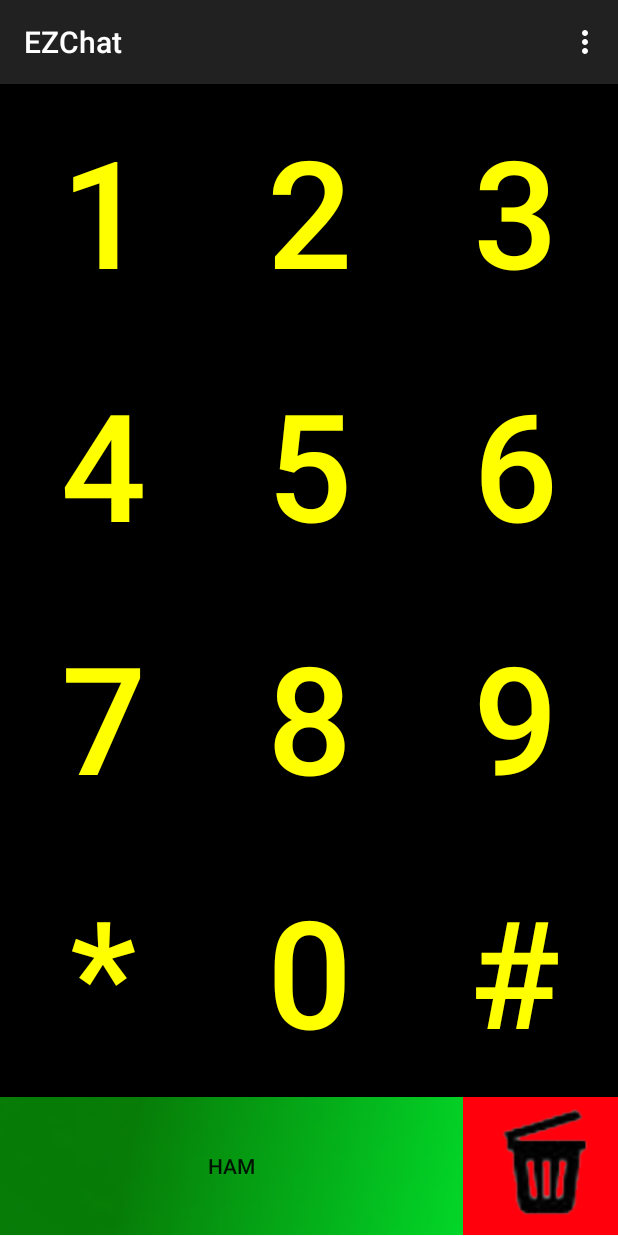
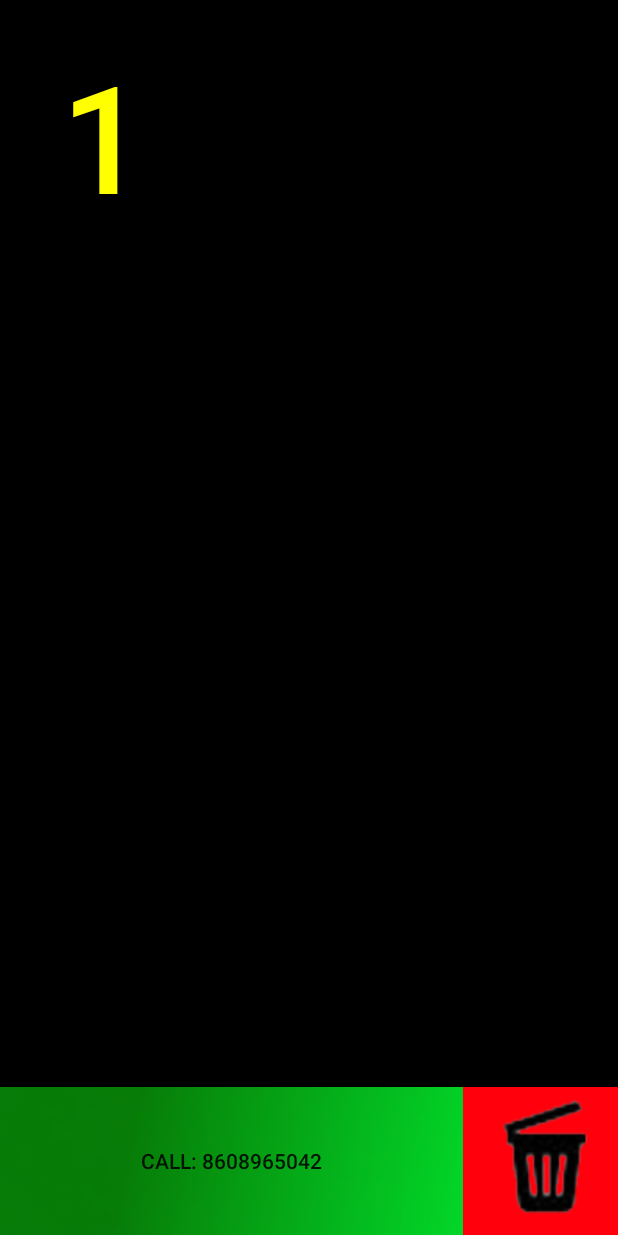
Before and after one commit to Ralem-Productions/EZChat, an Android app: the screen it shows after launch (MainActivity), on a phone screen of 412 x 824 dp. Run offline under Robolectric (Android 15) with nearby library versions, the phone set to English and light mode, and no system bars; 1 statement that could not run was skipped.

Commit message:
Merge branch 'master' of C:\Users\ShaunDesktop\Desktop\EZChat\EZChat with conflicts.

```diff
--- a/app/src/main/java/com/example/ralemproductions/ezchat/MainActivity.java
+++ b/app/src/main/java/com/example/ralemproductions/ezchat/MainActivity.java
@@ -1,38 +1,98 @@
 package com.example.ralemproductions.ezchat;
 
+import android.app.Activity;
+import android.content.ActivityNotFoundException;
+import android.content.Intent;
+import android.net.Uri;
 import android.support.v7.app.ActionBarActivity;
 import android.os.Bundle;
 import android.view.Menu;
 import android.view.MenuItem;
+import android.widget.TextView;
+
+import org.w3c.dom.Text;
 
 
-public class MainActivity extends ActionBarActivity {
+public class MainActivity extends Activity {
+
+    private String currentNumber= "";
+    private TextView callText;
 
     @Override
     protected void onCreate(Bundle savedInstanceState) {
         super.onCreate(savedInstanceState);
         setContentView(R.layout.activity_main);
+
+        ClickButton("8608965042");
+        callText = (TextView)findViewById(R.id.call);
+        UpdateCallText();
     }
 
-    @Override
-    public boolean onCreateOptionsMenu(Menu menu) {
-        // Inflate the menu; this adds items to the action bar if it is present.
-        getMenuInflater().inflate(R.menu.menu_main, menu);
-        return true;
+    public void ClickButton(String s) {
+        currentNumber += s;
+        UpdateCallText();
     }
 
-    @Override
-    public boolean onOptionsItemSelected(MenuItem item) {
-        // Handle action bar item clicks here. The action bar will
-        // automatically handle clicks on the Home/Up button, so long
-        // as you specify a parent activity in AndroidManifest.xml.
-        int id = item.getItemId();
+    public void BackSpace(){
+        if(currentNumber.length() <= 0){return;}
+        currentNumber.substring(0, currentNumber.length() - 1);
+        UpdateCallText();
+    }
+    public void UpdateCallText(){
+        callText.setText("CALL: " + currentNumber);
+    }
 
-        //noinspection SimplifiableIfStatement
-        if (id == R.id.action_settings) {
-            return true;
+    public void Call(){
+        try{
+            Intent callIntent = new Intent(Intent.ACTION_CALL);
+            callIntent.setData(Uri.parse("tel:" + currentNumber));
+            startActivity(callIntent);
+
+        }catch(ActivityNotFoundException activityException){
+
         }
+    }
 
-        return super.onOptionsItemSelected(item);
+    public void Button1() {
+        ClickButton("1");
+    }
+    public void Button2() {
+        ClickButton("2");
+    }
+    public void Button3() {
+        ClickButton("3");
+    }
+    public void Button4() {
+        ClickButton("4");
+    }
+    public void Button5() {
+        ClickButton("5");
+    }
+    public void Button6() {
+        ClickButton("6");
+    }
+    public void Button7() {
+        ClickButton("7");
+    }
+    public void Button8() {
+        ClickButton("8");
+    }
+    public void Button9() {
+        ClickButton("9");
+    }
+    public void Button0() {
+        ClickButton("0");
+    }
+    public void ButtonPound() {
+        ClickButton("#");
+    }
+    public void ButtonStar() {
+        ClickButton("1");
+    }
+    public void ButtonDelete(){
+        BackSpace();
+    }
+    public void ButtonCall(){
+        Call();
     }
 }
--- a/app/src/main/res/layout/activity_main.xml
+++ b/app/src/main/res/layout/activity_main.xml
@@ -18,7 +18,6 @@
             android:layout_height="fill_parent"
             android:layout_weight="1"
             android:text="1"
-            android:onClick="Button1"
 
             android:textColor="#ffff00"
             android:textSize="100sp"
@@ -31,10 +30,7 @@
             android:layout_width="0dp"
             android:layout_height="fill_parent"
             android:layout_weight="1"
-            android:textColor="#ffff00"
-            android:textSize="100sp"
-            android:text="2"
-            android:onClick="Button2"
+
             android:background="@drawable/b1"
             android:id="@+id/b2" />
 
@@ -44,10 +40,6 @@
             android:layout_weight="1"
             android:id="@+id/b3"
             android:background="@drawable/b1"
-            android:textColor="#ffff00"
-            android:textSize="100sp"
-            android:onClick="Button3"
-            android:text="3"
              />
     </LinearLayout>
 
@@ -64,10 +56,6 @@
             android:layout_weight="1"
             android:id="@+id/b4"
             android:background="@drawable/b1"
-            android:textColor="#ffff00"
-            android:textSize="100sp"
-            android:onClick="Button4"
-            android:text="4"
             />
 
         <Button
@@ -76,10 +64,6 @@
             android:layout_weight="1"
             android:id="@+id/b5"
             android:background="@drawable/b1"
-            android:textColor="#ffff00"
-            android:textSize="100sp"
-            android:onClick="Button5"
-            android:text="5"
             />
 
         <Button
@@ -88,10 +72,6 @@
             android:layout_weight="1"
             android:id="@+id/b6"
             android:background="@drawable/b1"
-            android:textColor="#ffff00"
-            android:textSize="100sp"
-            android:onClick="Button6"
-            android:text="6"
             />
     </LinearLayout>
 
@@ -109,10 +89,6 @@
             android:layout_weight="1"
             android:id="@+id/b7"
             android:background="@drawable/b1"
-            android:textColor="#ffff00"
-            android:textSize="100sp"
-            android:onClick="Button7"
-            android:text="7"
             />
 
         <Button
@@ -121,10 +97,6 @@
             android:layout_weight="1"
             android:id="@+id/b8"
             android:background="@drawable/b1"
-            android:textColor="#ffff00"
-            android:textSize="100sp"
-            android:onClick="Button8"
-            android:text="8"
             />
 
         <Button
@@ -133,11 +105,7 @@
             android:layout_weight="1"
             android:id="@+id/b9"
             android:background="@drawable/b1"
-            android:text="9"
-            android:onClick="Button9"
-            android:textColor="#ffff00"
-            android:textSize="100sp"
-            />
+            android:text="9" />
     </LinearLayout>
     <LinearLayout
         android:layout_width="match_parent"
@@ -152,10 +120,7 @@
             android:layout_height="fill_parent"
             android:layout_weight="1"
             android:id="@+id/bstar"
-            android:onClick="ButtonStar"
             android:background="@drawable/b1"
-            android:textColor="#ffff00"
-            android:textSize="100sp"
             android:text="*" />
 
         <Button
@@ -164,9 +129,6 @@
             android:layout_weight="1"
             android:background="@drawable/b1"
             android:id="@+id/b0"
-            android:onClick="Button0"
-            android:textColor="#ffff00"
-            android:textSize="100sp"
             android:text="0" />
 
         <Button
@@ -175,9 +137,6 @@
             android:layout_weight="1"
             android:id="@+id/bpound"
             android:background="@drawable/b1"
-            android:textColor="#ffff00"
-            android:onClick="ButtonPound"
-            android:textSize="100sp"
             android:text="#" />
     </LinearLayout>
     <LinearLayout
@@ -191,7 +150,6 @@
             android:background="@drawable/call"
             android:layout_height="fill_parent"
             android:layout_weight="1.5"
-            android:onClick="ButtonCall"
             android:text="ham"
             android:id="@+id/call"
 
@@ -200,7 +158,6 @@
             android:layout_height="fill_parent"
             android:layout_weight=".5"
             android:id="@+id/bDelete"
-            android:onClick="ButtonDelete"
             android:background="@drawable/delete"
             />
 </LinearLayout>
```
